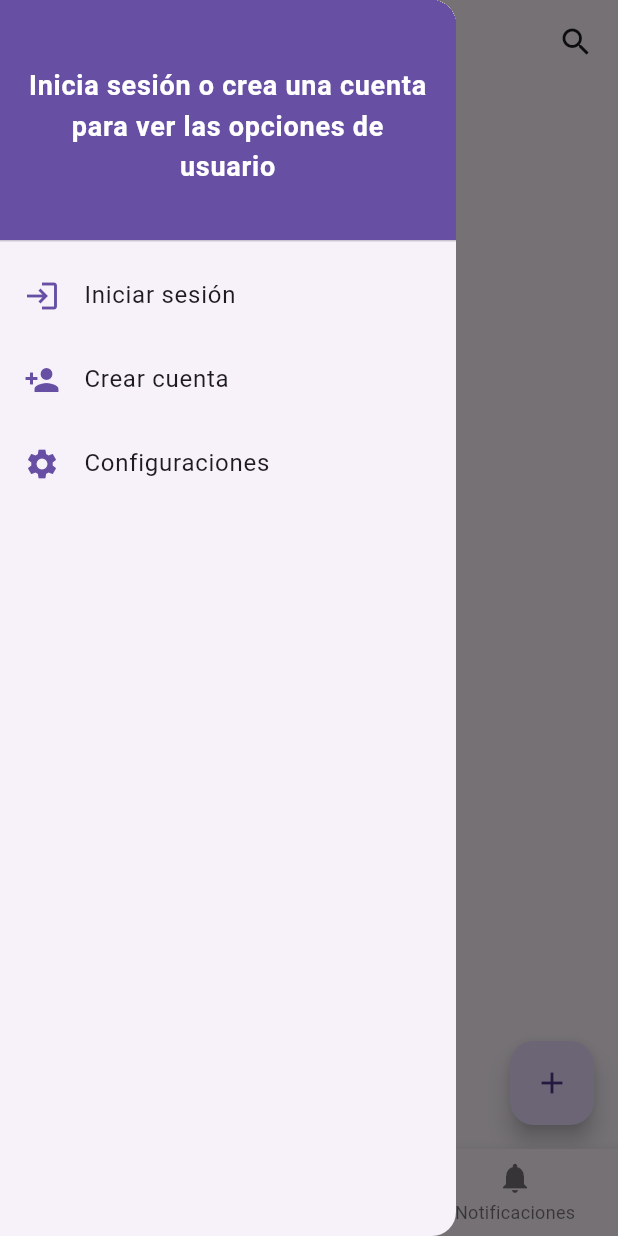
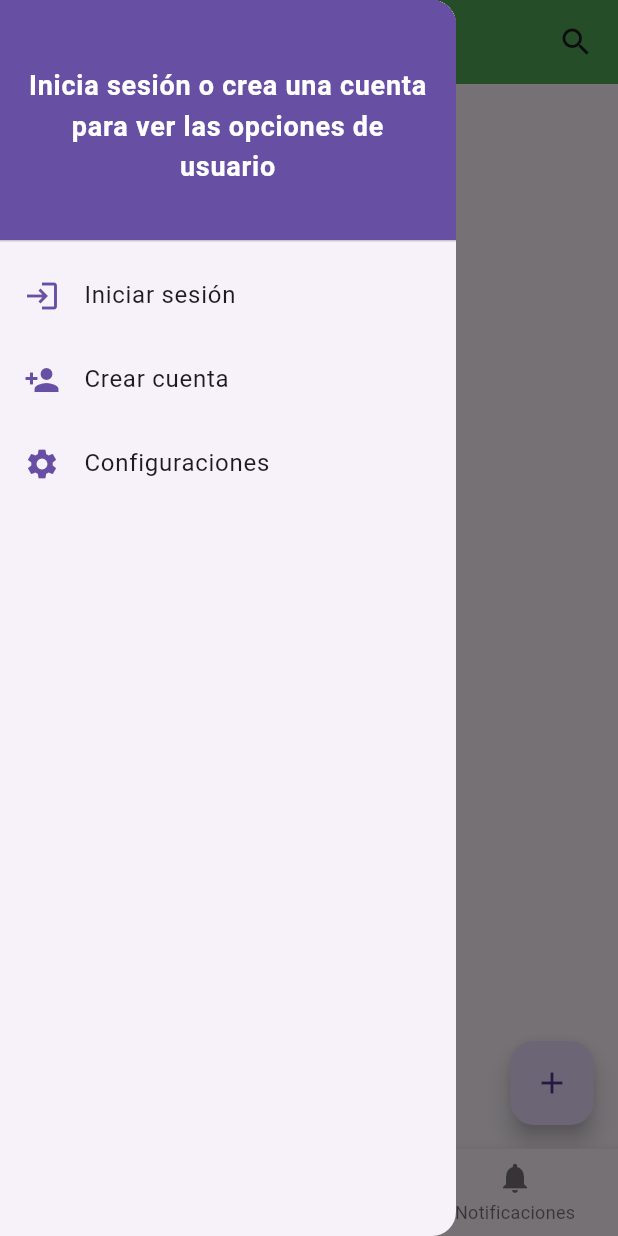
Before and after one commit to cheo2322/my_league_flutter, a Flutter app: the screen it shows after launch, with the side drawer open, on a phone screen of 412 x 824 dp. Run offline on Flutter 3.47's test engine with Material 3 defaults, Android fonts, the phone set to English and light mode, and no system bars; our stand-ins replace dio, flutter_secure_storage, font_awesome_flutter.

Commit message:
Header (color)

```diff
--- a/lib/main.dart
+++ b/lib/main.dart
@@ -60,6 +60,7 @@ class _HomePageState extends State<HomePage> {
   Widget build(BuildContext context) {
     return Scaffold(
       appBar: AppBar(
+        backgroundColor: const Color(0xFF4CAF50), // Verde césped profesional
         leading:
             _isSearching
                 ? IconButton(
@@ -106,6 +107,8 @@ class _HomePageState extends State<HomePage> {
                       ? 'Mi cancha'
                       : 'Página de Notificaciones',
                 ),
+        elevation: 3,
+        centerTitle: true,
       ),
       drawer: UserDrawer(),
       body: _pages[_selectedIndex],
--- a/lib/screens/second_page.dart
+++ b/lib/screens/second_page.dart
@@ -37,7 +37,7 @@ class _MyFieldState extends State<MyField> {
               mainAxisAlignment: MainAxisAlignment.spaceBetween,
               children: [
                 Text(
-                  'MisTorneos',
+                  'Mis Torneos',
                   style: TextStyle(fontSize: 20, fontWeight: FontWeight.bold),
                 ),
                 IconButton(
```
